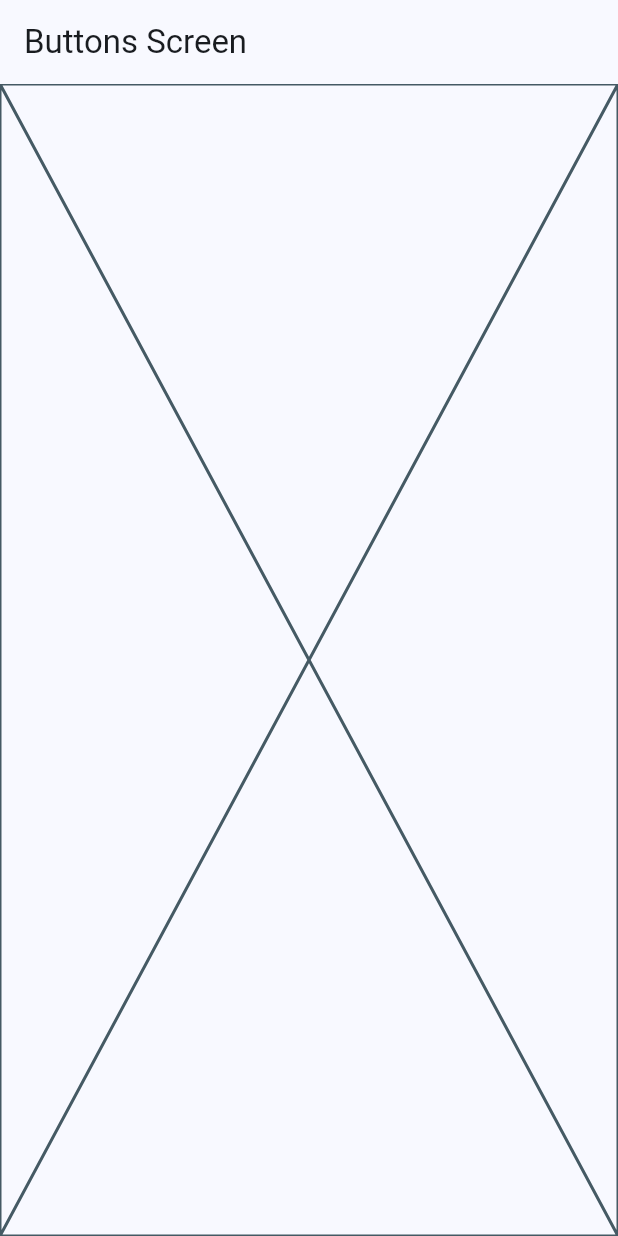
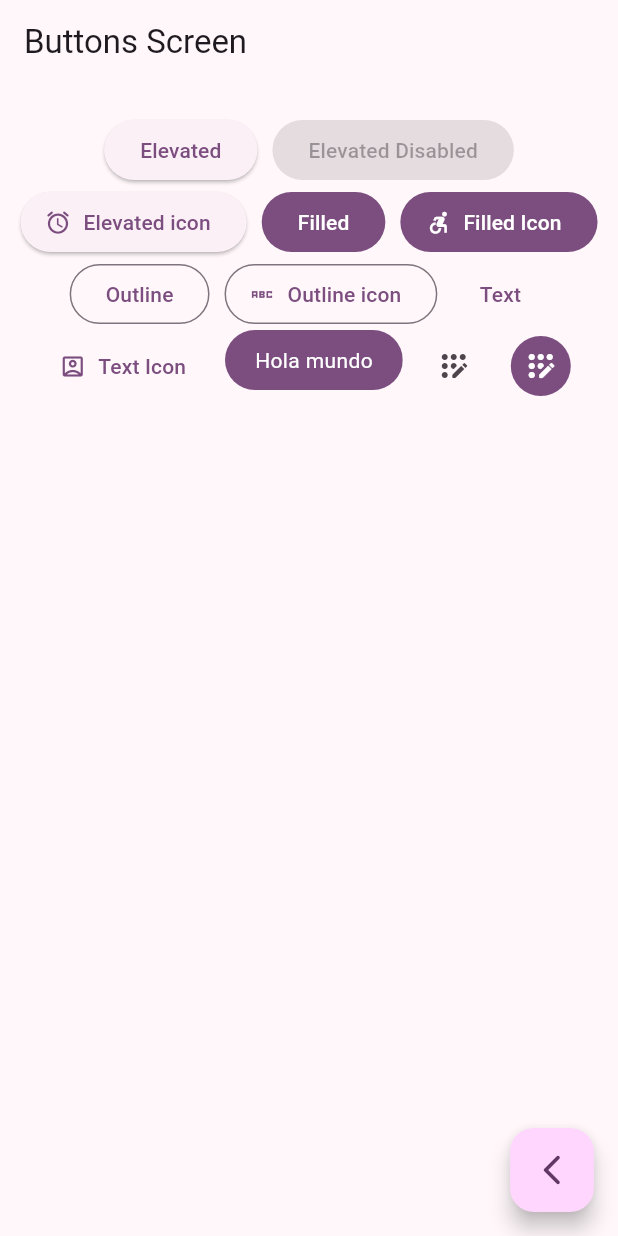
Before and after one commit to AlexhHr23/widgets_app, a Flutter app: the ButtonsScreen screen opened by its route, on a phone screen of 412 x 824 dp. Run offline on Flutter 3.47's test engine with Material 3 defaults, Android fonts, the phone set to English and light mode, and no system bars; our stand-ins replace go_router.

Commit message:
Boton Personalizado

```diff
--- a/lib/config/theme/app_theme.dart
+++ b/lib/config/theme/app_theme.dart
@@ -6,6 +6,7 @@ const colorList = <Color> [
   Colors.green,
   Colors.red,
   Colors.orange,
+  Colors.purple,
   Colors.pink,
 ];
 
--- a/lib/main.dart
+++ b/lib/main.dart
@@ -14,7 +14,7 @@ class MainApp extends StatelessWidget {
     return MaterialApp.router(
       routerConfig: appRouter,
       debugShowCheckedModeBanner: false,
-      theme: AppTheme(selectedColor: 0).getTheme(),
+      theme: AppTheme(selectedColor: 5).getTheme(),
     );
   }
 }
--- a/lib/presentation/screens/buttons/buttons_screen.dart
+++ b/lib/presentation/screens/buttons/buttons_screen.dart
@@ -1,4 +1,5 @@
 import 'package:flutter/material.dart';
+import 'package:go_router/go_router.dart';
 
 class ButtonsScreen extends StatelessWidget {
 
@@ -12,7 +13,99 @@ class ButtonsScreen extends StatelessWidget {
       appBar: AppBar(
         title: const Text('Buttons Screen'),
       ),
-      body: const Placeholder(),
+      body: _ButtonsView(),
+      floatingActionButton: FloatingActionButton(
+        onPressed: (){
+          context.pop();
+        },
+        child: const Icon(Icons.arrow_back_ios_new_rounded),
+      ),
     );
   }
 }
+
+class _ButtonsView extends StatelessWidget {
+  const _ButtonsView();
+
+  @override
+  Widget build(BuildContext context) {
+
+    final colors = Theme.of(context).colorScheme;
+
+    return SizedBox(
+      width: double.infinity,
+      child: Padding(
+        padding: const EdgeInsets.symmetric(horizontal: 10, vertical: 20),
+        child: Wrap(
+          spacing: 10,
+          alignment: WrapAlignment.center,
+          children: [
+            ElevatedButton(onPressed: (){}, child: const Text('Elevated')),
+            const ElevatedButton(onPressed: null, child: Text('Elevated Disabled')),
+
+            ElevatedButton.icon(onPressed: (){},
+            icon: const Icon(Icons.access_alarm_rounded),
+            label: const Text('Elevated icon')
+            ),
+
+            FilledButton(onPressed: (){}, child: const Text('Filled')),
+            FilledButton.icon(
+              onPressed: () {},
+              icon: const Icon(Icons.accessible_forward_outlined),
+              label: const Text('Filled Icon')
+            ),
+
+            OutlinedButton(onPressed: (){}, child: const Text('Outline')),
+            OutlinedButton.icon(
+              onPressed: (){},
+              icon: const Icon(Icons.abc_sharp),
+              label: const Text('Outline icon')
+            ),
+
+            TextButton(onPressed: (){}, child: Text('Text')),
+            TextButton.icon(
+              onPressed: (){},
+              icon: const Icon(Icons.account_box_outlined),
+              label: const Text('Text Icon')
+            ),
+
+            CustonButton(),
+
+            IconButton(onPressed: (){}, icon: Icon(Icons.app_registration_rounded)),
+            IconButton(
+              onPressed: (){},
+              icon: const Icon(Icons.app_registration_rounded),
+              style: ButtonStyle(
+                backgroundColor: MaterialStatePropertyAll(colors.primary),
+                iconColor: const MaterialStatePropertyAll(Colors.white)
+              ),
+            ),
+          ],
+        ),
+      ),
+    );
+  }
+}
+
+class CustonButton extends StatelessWidget {
+
+  @override
+  Widget build(BuildContext context) {
+
+    final colors = Theme.of(context).colorScheme;
+
+    return ClipRRect(
+      borderRadius: BorderRadius.circular(20),
+      child: Material(
+        color: colors.primary,
+        child: InkWell(
+          onTap: () {},
+          child: Padding(
+            padding: const EdgeInsets.symmetric(horizontal: 20, vertical: 10),
+            child: Text('Hola mundo', style: TextStyle(color: Colors.white))
+          ),
+        ),
+      ),
+    );
+  }
+}
```
